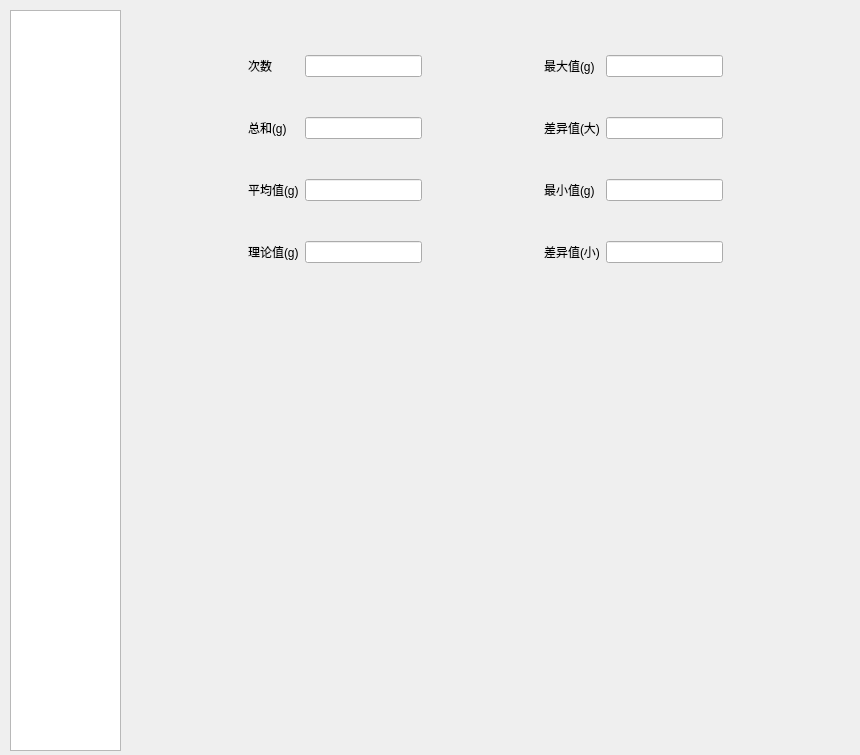
First picture: the form in PLCControl/QtPLCLibrary/DataCurve.ui, repository DR-Pharm/QPrinter, before the edit.
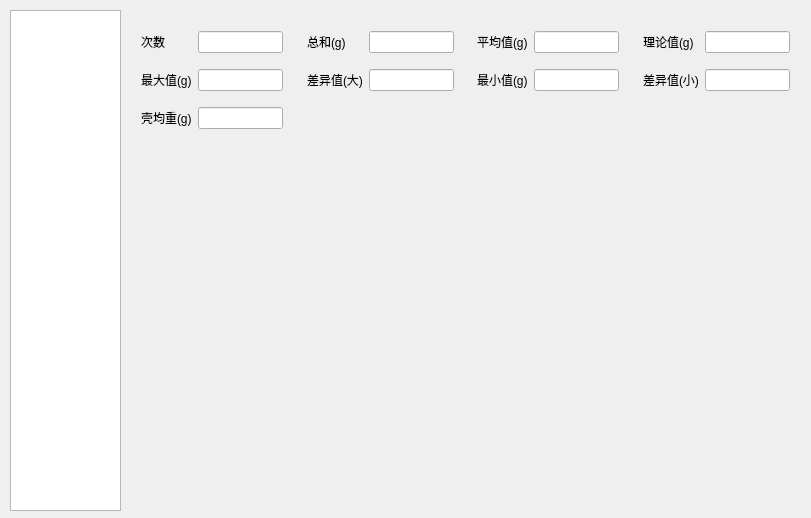
Second picture: the form after the edit.

The edit to the form file:
```diff
--- a/PLCControl/QtPLCLibrary/DataCurve.ui
+++ b/PLCControl/QtPLCLibrary/DataCurve.ui
@@ -6,8 +6,8 @@
    <rect>
     <x>0</x>
     <y>0</y>
-    <width>860</width>
-    <height>755</height>
+    <width>811</width>
+    <height>518</height>
    </rect>
   </property>
   <property name="windowTitle">
@@ -17,130 +17,150 @@
    <property name="geometry">
     <rect>
      <x>120</x>
-     <y>320</y>
-     <width>731</width>
-     <height>431</height>
+     <y>150</y>
+     <width>691</width>
+     <height>371</height>
     </rect>
    </property>
    <layout class="QGridLayout" name="gridLayout_One"/>
   </widget>
+  <widget class="QTableWidget" name="tableWidget">
+   <property name="geometry">
+    <rect>
+     <x>10</x>
+     <y>10</y>
+     <width>111</width>
+     <height>501</height>
+    </rect>
+   </property>
+  </widget>
   <widget class="QWidget" name="layoutWidget">
    <property name="geometry">
     <rect>
-     <x>120</x>
+     <x>130</x>
      <y>10</y>
-     <width>731</width>
-     <height>301</height>
+     <width>671</width>
+     <height>141</height>
     </rect>
    </property>
    <layout class="QGridLayout" name="gridLayout">
-    <item row="2" column="2">
+    <item row="0" column="7">
      <widget class="QLineEdit" name="lE_Ave"/>
     </item>
-    <item row="2" column="5">
-     <widget class="QLineEdit" name="lE_Min"/>
-    </item>
-    <item row="2" column="3">
-     <spacer name="horizontalSpacer">
-      <property name="orientation">
-       <enum>Qt::Horizontal</enum>
-      </property>
-      <property name="sizeHint" stdset="0">
-       <size>
-        <width>40</width>
-        <height>20</height>
-       </size>
-      </property>
-     </spacer>
-    </item>
-    <item row="3" column="2">
-     <widget class="QLineEdit" name="lineEdit_4"/>
-    </item>
-    <item row="0" column="1">
-     <widget class="QLabel" name="label">
-      <property name="text">
-       <string>次数</string>
-      </property>
-     </widget>
-    </item>
-    <item row="2" column="1">
-     <widget class="QLabel" name="label_3">
-      <property name="text">
-       <string>平均值(g)</string>
-      </property>
-     </widget>
-    </item>
-    <item row="1" column="4">
-     <widget class="QLabel" name="label_6">
-      <property name="text">
-       <string>差异值(大)</string>
-      </property>
-     </widget>
-    </item>
     <item row="1" column="5">
-     <widget class="QLineEdit" name="lineEdit_6"/>
-    </item>
-    <item row="0" column="4">
-     <widget class="QLabel" name="label_5">
-      <property name="text">
-       <string>最大值(g)</string>
+     <spacer name="horizontalSpacer_2">
+      <property name="orientation">
+       <enum>Qt::Horizontal</enum>
       </property>
-     </widget>
+      <property name="sizeHint" stdset="0">
+       <size>
+        <width>40</width>
+        <height>20</height>
+       </size>
+      </property>
+     </spacer>
     </item>
-    <item row="1" column="2">
-     <widget class="QLineEdit" name="lE_Sum"/>
-    </item>
-    <item row="0" column="5">
-     <widget class="QLineEdit" name="lE_Max"/>
-    </item>
-    <item row="1" column="1">
+    <item row="0" column="3">
      <widget class="QLabel" name="label_2">
       <property name="text">
        <string>总和(g)</string>
       </property>
      </widget>
     </item>
-    <item row="2" column="4">
+    <item row="1" column="0">
+     <widget class="QLabel" name="label_5">
+      <property name="text">
+       <string>最大值(g)</string>
+      </property>
+     </widget>
+    </item>
+    <item row="1" column="7">
+     <widget class="QLineEdit" name="lE_Min"/>
+    </item>
+    <item row="2" column="0">
+     <widget class="QLabel" name="label_9">
+      <property name="text">
+       <string>壳均重(g)</string>
+      </property>
+     </widget>
+    </item>
+    <item row="1" column="6">
      <widget class="QLabel" name="label_8">
       <property name="text">
        <string>最小值(g)</string>
       </property>
      </widget>
     </item>
-    <item row="3" column="1">
+    <item row="0" column="0">
+     <widget class="QLabel" name="label">
+      <property name="text">
+       <string>次数</string>
+      </property>
+     </widget>
+    </item>
+    <item row="0" column="6">
+     <widget class="QLabel" name="label_3">
+      <property name="text">
+       <string>平均值(g)</string>
+      </property>
+     </widget>
+    </item>
+    <item row="0" column="1">
+     <widget class="QLineEdit" name="lE_Ct"/>
+    </item>
+    <item row="0" column="9">
      <widget class="QLabel" name="label_4">
       <property name="text">
        <string>理论值(g)</string>
       </property>
      </widget>
     </item>
-    <item row="3" column="4">
+    <item row="1" column="9">
      <widget class="QLabel" name="label_7">
       <property name="text">
        <string>差异值(小)</string>
       </property>
      </widget>
     </item>
-    <item row="0" column="2">
-     <widget class="QLineEdit" name="lE_Ct"/>
-    </item>
-    <item row="2" column="6">
-     <spacer name="horizontalSpacer_2">
-      <property name="orientation">
-       <enum>Qt::Horizontal</enum>
-      </property>
-      <property name="sizeHint" stdset="0">
-       <size>
-        <width>40</width>
-        <height>20</height>
-       </size>
-      </property>
-     </spacer>
-    </item>
-    <item row="3" column="5">
+    <item row="1" column="10">
      <widget class="QLineEdit" name="lineEdit_8"/>
     </item>
-    <item row="2" column="0">
+    <item row="0" column="10">
+     <widget class="QLineEdit" name="lineEdit_4"/>
+    </item>
+    <item row="1" column="2">
+     <spacer name="horizontalSpacer">
+      <property name="orientation">
+       <enum>Qt::Horizontal</enum>
+      </property>
+      <property name="sizeHint" stdset="0">
+       <size>
+        <width>40</width>
+        <height>20</height>
+       </size>
+      </property>
+     </spacer>
+    </item>
+    <item row="1" column="4">
+     <widget class="QLineEdit" name="lineEdit_6"/>
+    </item>
+    <item row="1" column="1">
+     <widget class="QLineEdit" name="lE_Max"/>
+    </item>
+    <item row="1" column="3">
+     <widget class="QLabel" name="label_6">
+      <property name="text">
+       <string>差异值(大)</string>
+      </property>
+     </widget>
+    </item>
+    <item row="2" column="1">
+     <widget class="QLineEdit" name="lE_Max_2"/>
+    </item>
+    <item row="0" column="4">
+     <widget class="QLineEdit" name="lE_Sum"/>
+    </item>
+    <item row="1" column="8">
      <spacer name="horizontalSpacer_3">
       <property name="orientation">
        <enum>Qt::Horizontal</enum>
@@ -155,16 +175,6 @@
     </item>
    </layout>
   </widget>
-  <widget class="QTableWidget" name="tableWidget">
-   <property name="geometry">
-    <rect>
-     <x>10</x>
-     <y>10</y>
-     <width>111</width>
-     <height>741</height>
-    </rect>
-   </property>
-  </widget>
   <zorder>layoutWidget</zorder>
   <zorder>gridLayoutWidget</zorder>
   <zorder>tableWidget</zorder>
```
